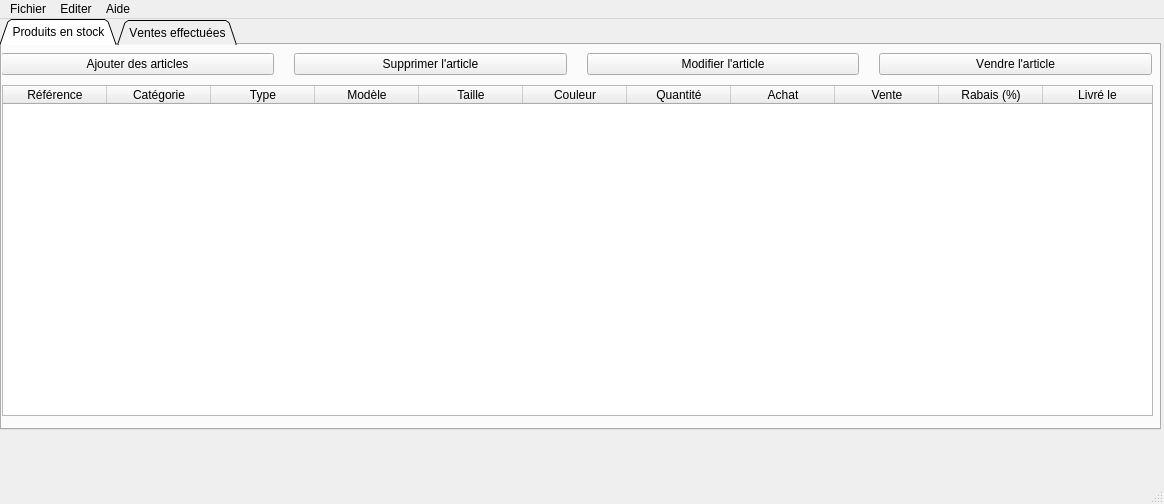
Old version of the form GestionDeStock/mainwindow.ui in the repository pawamoy/gestion-de-stock.
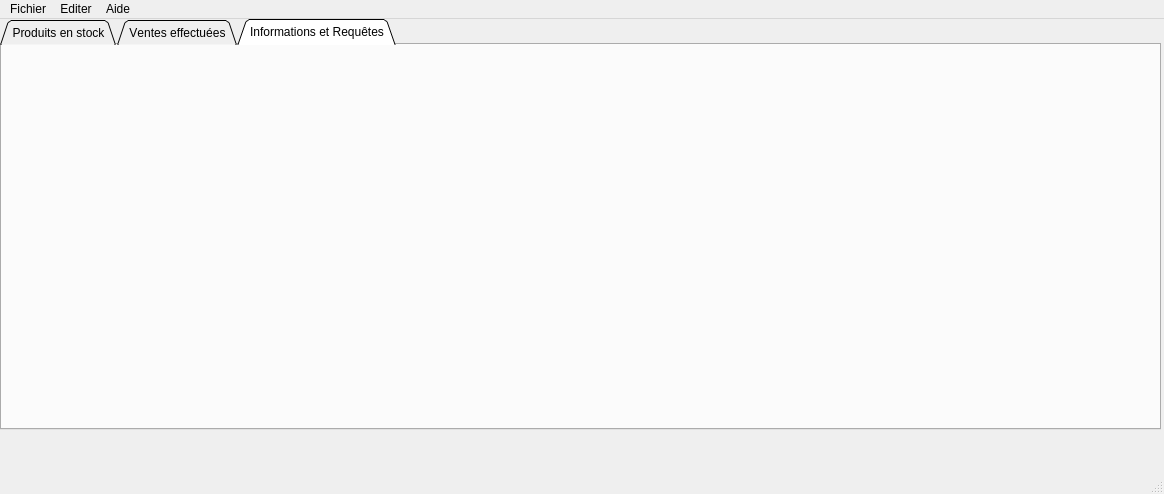
New version of the form. The open tabs and pages were chosen to show the change. Icons and pictures are not drawn.

What changed in the file:
```diff
--- a/GestionDeStock/mainwindow.ui
+++ b/GestionDeStock/mainwindow.ui
@@ -7,7 +7,7 @@
     <x>0</x>
     <y>0</y>
     <width>1164</width>
-    <height>504</height>
+    <height>494</height>
    </rect>
   </property>
   <property name="windowTitle">
@@ -423,6 +423,22 @@
          </layout>
         </widget>
        </widget>
+       <widget class="QWidget" name="onglet_info">
+        <attribute name="title">
+         <string>Informations et Requêtes</string>
+        </attribute>
+        <widget class="QWidget" name="verticalLayoutWidget">
+         <property name="geometry">
+          <rect>
+           <x>9</x>
+           <y>9</y>
+           <width>1141</width>
+           <height>361</height>
+          </rect>
+         </property>
+         <layout class="QVBoxLayout" name="verticalLayout"/>
+        </widget>
+       </widget>
       </widget>
      </item>
     </layout>
@@ -431,7 +447,7 @@
     <property name="geometry">
      <rect>
       <x>10</x>
-      <y>420</y>
+      <y>410</y>
       <width>1151</width>
       <height>31</height>
      </rect>
```
Left out of the diff: 2 changed lines with no effect on the pictures.
